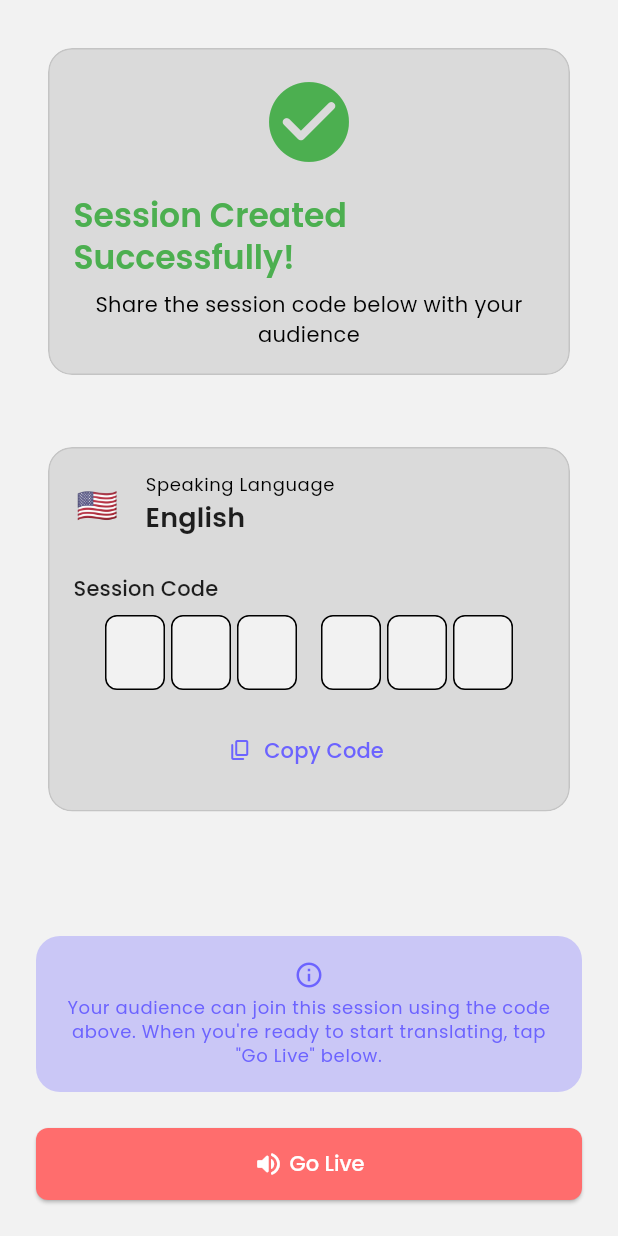
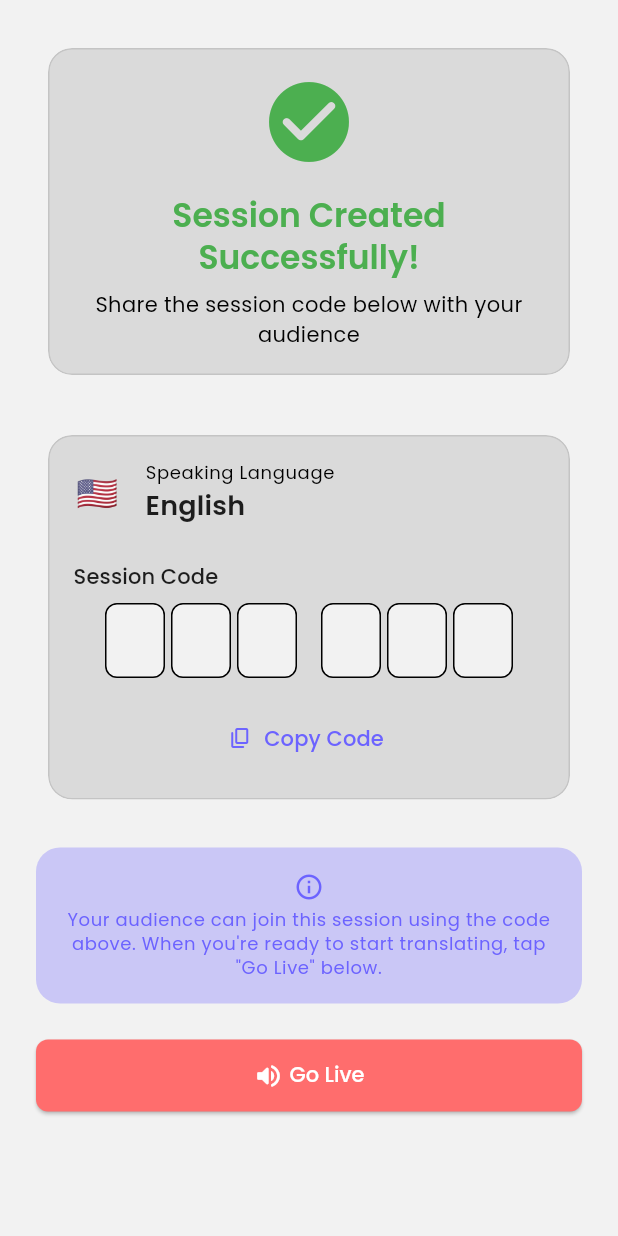
Before and after one commit to jersjar7/hermes, a Flutter app: the SessionLobby widget shown alone on an empty page, opened directly with sample values from the repository, on a phone screen of 412 x 824 dp. Run offline on Flutter 3.47's test engine with Material 3 defaults, Android fonts, the phone set to English and light mode, and no system bars; our stand-ins replace connectivity_plus, device_info_plus, firebase_auth, firebase_core, flutter_dotenv, flutter_riverpod and 5 more; accounts and stored records are empty.

Commit message:
fixing navigation and use of widgets

```diff
--- a/lib/features/session/presentation/widgets/organisms/session_lobby.dart
+++ b/lib/features/session/presentation/widgets/organisms/session_lobby.dart
@@ -30,13 +30,19 @@ class SessionLobby extends StatelessWidget {
 
     return Padding(
       padding: const EdgeInsets.all(HermesSpacing.lg),
+      child: SingleChildScrollView(
         child: Column(
+          mainAxisSize: MainAxisSize.min,
           children: [
             // Session created success message
             GlassCard(
               child: Column(
                 children: [
-                Icon(Icons.check_circle_rounded, size: 64, color: Colors.green),
+                  Icon(
+                    Icons.check_circle_rounded,
+                    size: 64,
+                    color: Colors.green,
+                  ),
                   const SizedBox(height: HermesSpacing.md),
                   Text(
                     'Session Created Successfully!',
@@ -44,6 +50,7 @@ class SessionLobby extends StatelessWidget {
                       fontWeight: FontWeight.w600,
                       color: Colors.green,
                     ),
+                    textAlign: TextAlign.center,
                   ),
                   const SizedBox(height: HermesSpacing.sm),
                   Text(
@@ -57,7 +64,7 @@ class SessionLobby extends StatelessWidget {
               ),
             ),
 
-          const SizedBox(height: HermesSpacing.xl),
+            const SizedBox(height: HermesSpacing.lg),
 
             // Session details card
             GlassCard(
@@ -114,13 +121,15 @@ class SessionLobby extends StatelessWidget {
               ),
             ),
 
-          const Spacer(),
+            const SizedBox(height: HermesSpacing.lg),
 
             // Instructions
             Container(
               padding: const EdgeInsets.all(HermesSpacing.md),
               decoration: BoxDecoration(
-              color: theme.colorScheme.primaryContainer.withValues(alpha: 0.3),
+                color: theme.colorScheme.primaryContainer.withValues(
+                  alpha: 0.3,
+                ),
                 borderRadius: BorderRadius.circular(HermesSpacing.md),
               ),
               child: Column(
@@ -154,6 +163,7 @@ class SessionLobby extends StatelessWidget {
             ),
           ],
         ),
+      ),
     );
   }
 
```
Lines whose indentation alone changed are shown as unchanged.
